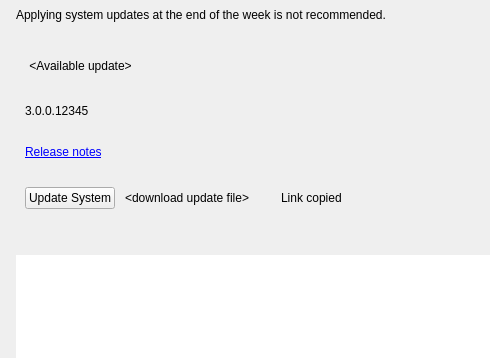
Old version of the form client/libclient/src/ui/widgets/system_settings/server_updates_widget.ui in the repository networkoptix/nx_open; both pictures show x 0 to 490 and y 0 to 358 of the 603 by 633 pixel window.
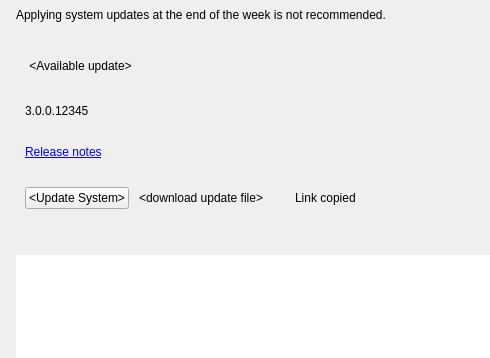
New version of the form. Custom widgets are drawn as their Qt base class.

Commit message:
VMS-4890 - System updates improvements
<==== Mercurial data ====>
Branch: dev_3.0.0_gui

```diff
--- a/client/libclient/src/ui/widgets/system_settings/server_updates_widget.ui
+++ b/client/libclient/src/ui/widgets/system_settings/server_updates_widget.ui
@@ -256,7 +256,7 @@
           <item>
            <widget class="QPushButton" name="updateButton">
             <property name="text">
-             <string>Update System</string>
+             <string notr="true">&lt;Update System&gt;</string>
             </property>
            </widget>
           </item>
```
The commit also changes 2 other files.
